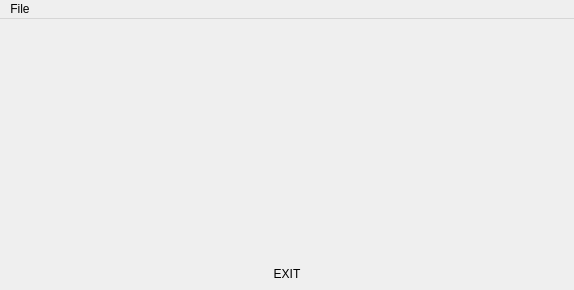
stepin104734/proj_3, file mainwindow.ui: the form before one commit.
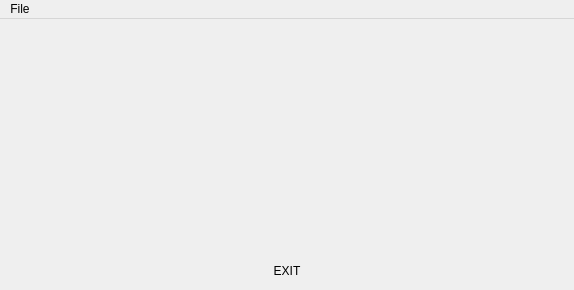
The form after the commit.

Patch:
```diff
--- a/mainwindow.ui
+++ b/mainwindow.ui
@@ -15,7 +15,7 @@
   </property>
   <widget class="QWidget" name="centralwidget">
    <layout class="QGridLayout" name="gridLayout">
-    <item row="1" column="0">
+    <item row="1" column="1">
      <widget class="QPushButton" name="pushButton">
       <property name="styleSheet">
        <string notr="true">color:black;
@@ -26,7 +26,20 @@
       </property>
      </widget>
     </item>
-    <item row="0" column="0">
+    <item row="1" column="0">
+     <spacer name="horizontalSpacer">
+      <property name="orientation">
+       <enum>Qt::Horizontal</enum>
+      </property>
+      <property name="sizeHint" stdset="0">
+       <size>
+        <width>40</width>
+        <height>20</height>
+       </size>
+      </property>
+     </spacer>
+    </item>
+    <item row="0" column="1">
      <spacer name="verticalSpacer">
       <property name="orientation">
        <enum>Qt::Vertical</enum>
@@ -39,6 +52,19 @@
       </property>
      </spacer>
     </item>
+    <item row="1" column="2">
+     <spacer name="horizontalSpacer_2">
+      <property name="orientation">
+       <enum>Qt::Horizontal</enum>
+      </property>
+      <property name="sizeHint" stdset="0">
+       <size>
+        <width>40</width>
+        <height>20</height>
+       </size>
+      </property>
+     </spacer>
+    </item>
    </layout>
   </widget>
   <widget class="QMenuBar" name="menubar">
```
